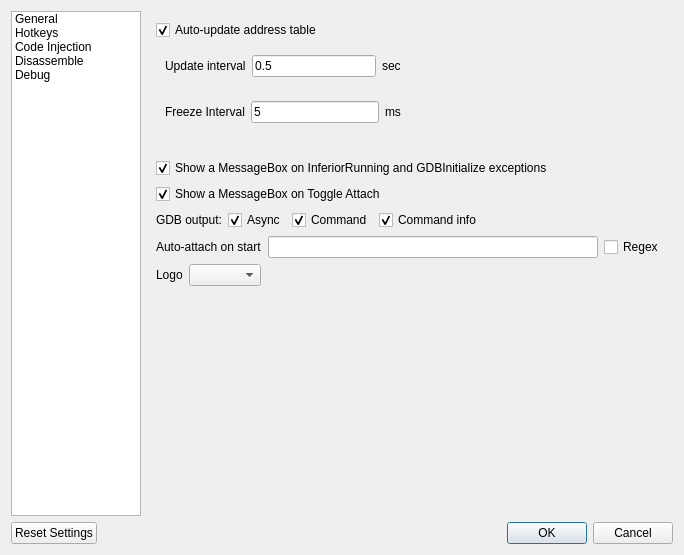
Above: GUI/SettingsDialog.ui from korcankaraokcu/PINCE before the change. Below: the same form after it.
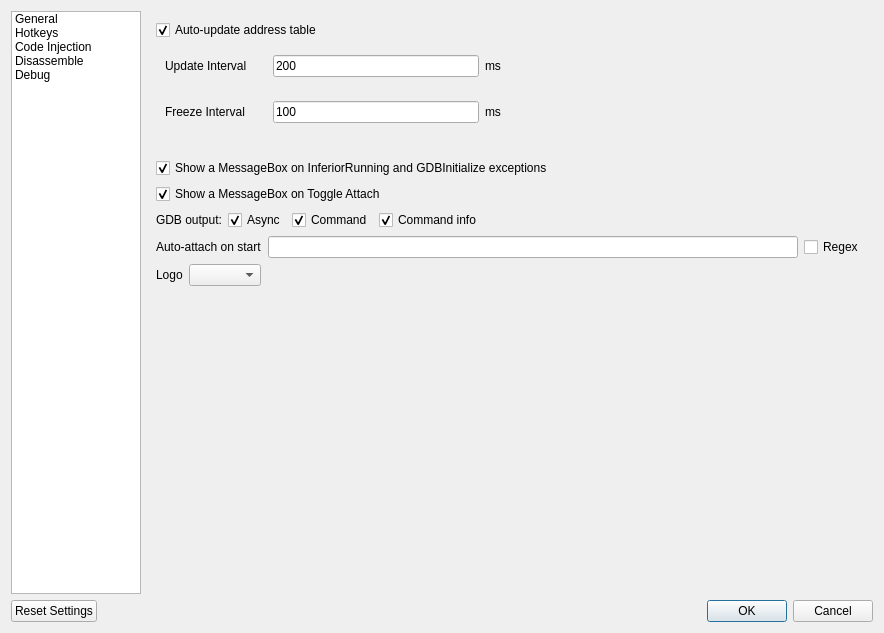
That is the form after the change.

Diff of the .ui file:
```diff
--- a/GUI/SettingsDialog.ui
+++ b/GUI/SettingsDialog.ui
@@ -6,8 +6,8 @@
    <rect>
     <x>0</x>
     <y>0</y>
-    <width>684</width>
-    <height>555</height>
+    <width>884</width>
+    <height>633</height>
    </rect>
   </property>
   <property name="windowTitle">
@@ -97,22 +97,28 @@
                    <layout class="QHBoxLayout" name="horizontalLayout_UpdateInterval">
                     <item>
                      <widget class="QLabel" name="label">
+                      <property name="minimumSize">
+                       <size>
+                        <width>102</width>
+                        <height>0</height>
+                       </size>
+                      </property>
                       <property name="text">
-                       <string>Update interval</string>
+                       <string>Update Interval</string>
                       </property>
                      </widget>
                     </item>
                     <item>
                      <widget class="QLineEdit" name="lineEdit_UpdateInterval">
                       <property name="text">
-                       <string>0.5</string>
+                       <string>200</string>
                       </property>
                      </widget>
                     </item>
                     <item>
                      <widget class="QLabel" name="label_2">
                       <property name="text">
-                       <string>sec</string>
+                       <string>ms</string>
                       </property>
                      </widget>
                     </item>
@@ -124,6 +130,24 @@
                    <layout class="QHBoxLayout" name="horizontalLayout_14">
                     <item>
                      <widget class="QLabel" name="label_12">
+                      <property name="sizePolicy">
+                       <sizepolicy hsizetype="Preferred" vsizetype="Preferred">
+                        <horstretch>0</horstretch>
+                        <verstretch>0</verstretch>
+                       </sizepolicy>
+                      </property>
+                      <property name="minimumSize">
+                       <size>
+                        <width>102</width>
+                        <height>0</height>
+                       </size>
+                      </property>
+                      <property name="baseSize">
+                       <size>
+                        <width>0</width>
+                        <height>0</height>
+                       </size>
+                      </property>
                       <property name="text">
                        <string>Freeze Interval</string>
                       </property>
@@ -138,7 +162,7 @@
                        </sizepolicy>
                       </property>
                       <property name="text">
-                       <string>5</string>
+                       <string>100</string>
                       </property>
                      </widget>
                     </item>
```
Left out of the diff: 23 changed lines with no effect on the pictures.
